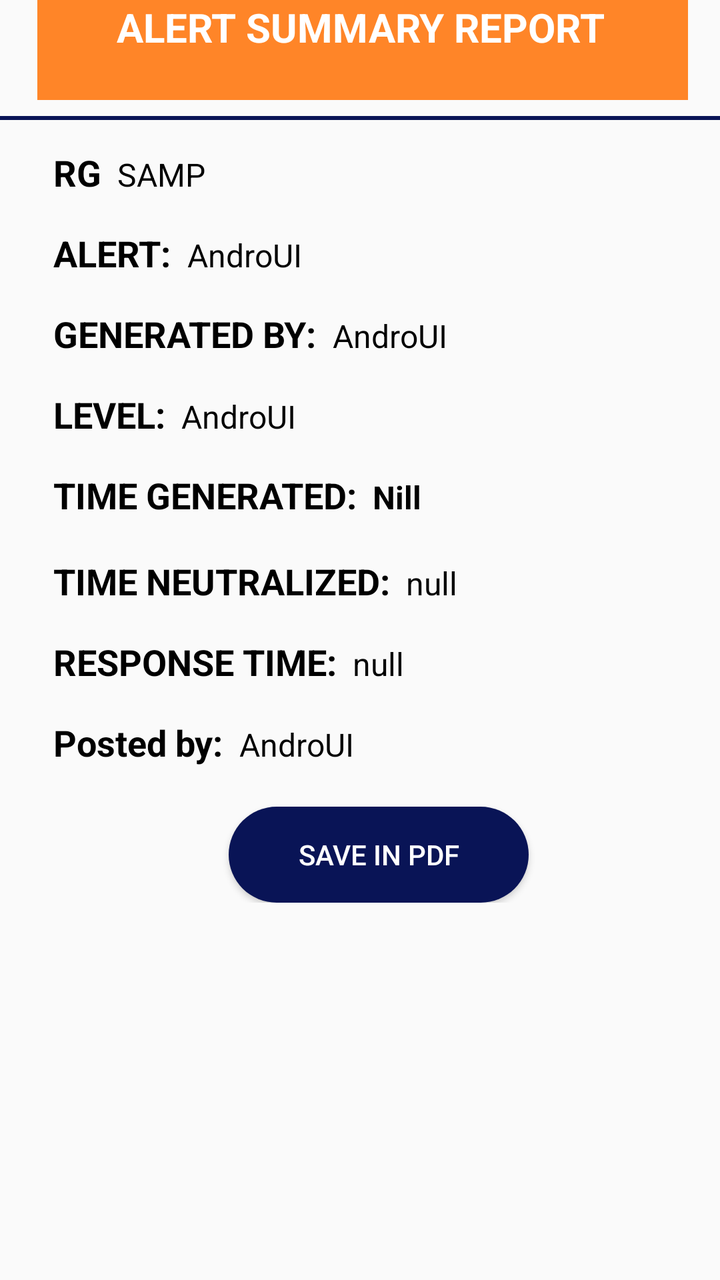
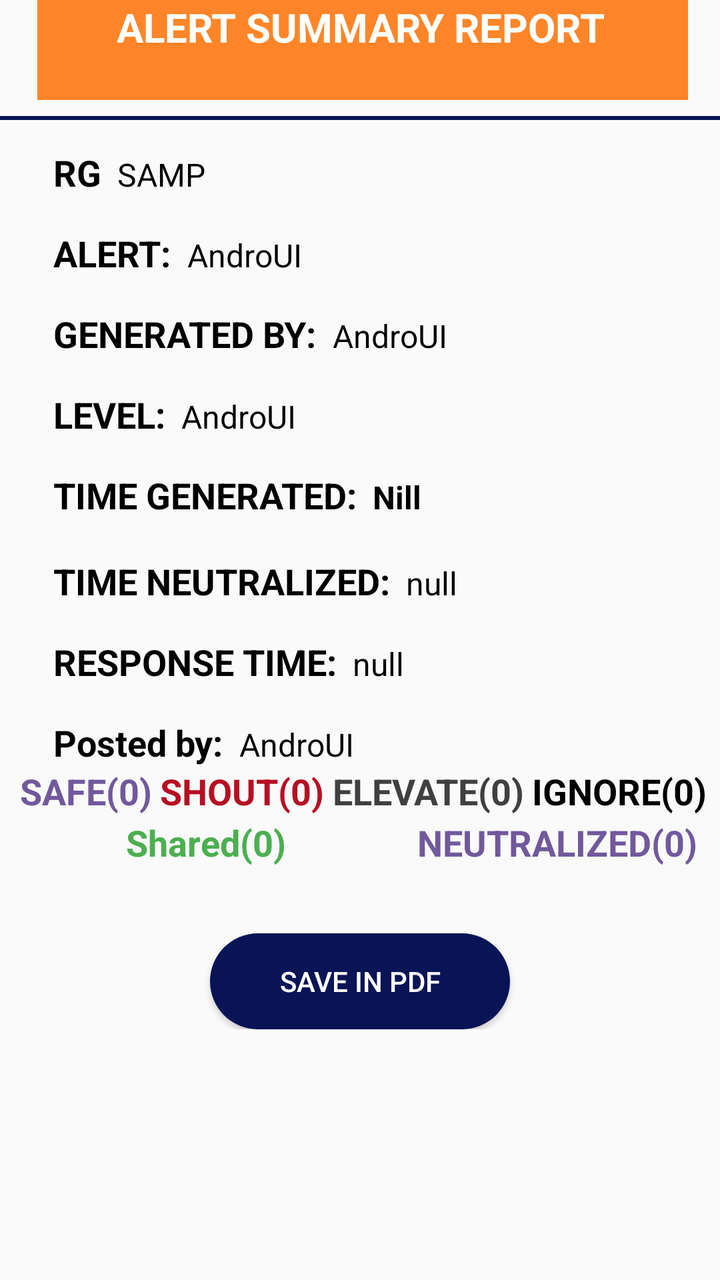

Two renders of the same Android screen: before a commit and after it. Below are the layout's source before the change and the commit's diff.
<!-- AndroidManifest.xml: application theme AppTheme -->
<!-- res/layout/activity_summary_report.xml -->
<?xml version="1.0" encoding="utf-8"?>
<RelativeLayout android:layout_width="wrap_content"
    android:layout_height="match_parent"
    xmlns:app="http://schemas.android.com/apk/res-auto"
    xmlns:tools="http://schemas.android.com/tools"
    android:id="@+id/relation"
    android:gravity="center_vertical"
    android:visibility="visible"
    xmlns:android="http://schemas.android.com/apk/res/android">

            <ScrollView
                android:layout_width="match_parent"
                android:id="@+id/scrollView"
                android:layout_height="match_parent"
                app:layout_constraintHorizontal_bias="0.0"
                tools:context=".MainActivity">


                <androidx.constraintlayout.widget.ConstraintLayout
                    android:layout_width="match_parent"
                    android:layout_height="wrap_content"
                    android:layout_marginTop="@dimen/_20sdp"
                    app:layout_constraintBottom_toBottomOf="parent"
                    app:layout_constraintHorizontal_bias="0.5"
                    app:layout_constraintTop_toTopOf="parent"
                    tools:layout_editor_absoluteY="1dp">


                    <androidx.constraintlayout.widget.Guideline
                        android:id="@+id/guideline"
                        android:layout_width="wrap_content"
                        android:layout_height="wrap_content"
                        android:orientation="vertical"
                        app:layout_constraintGuide_percent="0.052083332" />

                    <androidx.constraintlayout.widget.Guideline
                        android:id="@+id/guideline2"
                        android:layout_width="wrap_content"
                        android:layout_height="wrap_content"
                        android:orientation="vertical"
                        app:layout_constraintGuide_percent="0.9557292" />

                    <View
                        android:id="@+id/view"
                        android:layout_width="0dp"
                        android:layout_height="50dp"
                        android:background="@color/colorAccent"
                        app:layout_constraintBottom_toTopOf="@+id/view2"
                        app:layout_constraintEnd_toStartOf="@+id/guideline2"
                        app:layout_constraintHorizontal_bias="0.5"
                        app:layout_constraintStart_toStartOf="@+id/guideline"
                        app:layout_constraintTop_toTopOf="parent" />

                    <TextView
                        android:id="@+id/textView"
                        android:layout_width="match_parent"
                        android:layout_height="wrap_content"
                        android:layout_marginTop="32dp"
                        android:gravity="center_horizontal"
                        android:text="John Doe"
                        android:visibility="gone"
                        android:textAlignment="center"
                        android:paddingTop="@dimen/_10sdp"
                        android:textColor="@android:color/white"
                        android:textSize="20sp"
                        android:textStyle="bold"
                        app:layout_constraintEnd_toStartOf="@+id/view"
                        app:layout_constraintHorizontal_bias="0.504"
                        app:layout_constraintStart_toEndOf="@+id/view"
                        app:layout_constraintTop_toTopOf="parent" />

                    <TextView
                        android:id="@+id/textVie"
                        android:layout_width="match_parent"
                        android:layout_height="wrap_content"
                        android:gravity="center_horizontal"
                        android:text="ALERT SUMMARY REPORT"
                        android:textAlignment="center"
                        android:textColor="@android:color/white"
                        android:textSize="20sp"
                        android:paddingTop="@dimen/_10sdp"
                        android:layout_marginTop="@dimen/_20sdp"
                        android:textStyle="bold"
                        app:layout_constraintEnd_toStartOf="@+id/view"
                        app:layout_constraintHorizontal_bias="0.5"
                        app:layout_constraintStart_toEndOf="@+id/view"
                        tools:ignore="MissingConstraints"
                        tools:layout_editor_absoluteY="1dp" />

                    <View
                        android:id="@+id/view2"
                        android:layout_width="0dp"
                        android:layout_height="2dp"
                        android:layout_marginTop="8dp"
                        android:background="@color/colorPrimaryDark"
                        app:layout_constraintEnd_toEndOf="parent"
                        app:layout_constraintStart_toStartOf="parent"
                        app:layout_constraintTop_toBottomOf="@+id/view" />

                    <TextView
                        android:id="@+id/textView6"
                        android:layout_width="wrap_content"
                        android:layout_height="wrap_content"
                        android:layout_marginStart="8dp"
                        android:layout_marginTop="16dp"
                        android:text="RG"
                        android:textColor="@android:color/black"
                        android:textSize="18sp"
                        android:textStyle="bold"
                        app:layout_constraintStart_toStartOf="@+id/guideline"
                        app:layout_constraintTop_toTopOf="@+id/view2" />

                    <TextView
                        android:id="@+id/textView7"
                        android:layout_width="wrap_content"
                        android:layout_height="wrap_content"
                        android:layout_marginStart="8dp"
                        android:layout_marginLeft="8dp"
                        android:text="SAMP"
                        android:textColor="@android:color/black"
                        android:textSize="16sp"
                        app:layout_constraintBaseline_toBaselineOf="@+id/textView6"
                        app:layout_constraintStart_toEndOf="@+id/textView6" />

                    <TextView
                        android:id="@+id/textView8"
                        android:layout_width="wrap_content"
                        android:layout_height="wrap_content"
                        android:layout_marginStart="8dp"
                        android:layout_marginLeft="8dp"
                        android:layout_marginTop="16dp"
                        android:text="ALERT:"
                        android:textColor="@android:color/black"
                        android:textSize="18sp"
                        android:textStyle="bold"
                        app:layout_constraintStart_toStartOf="@+id/guideline"
                        app:layout_constraintTop_toBottomOf="@+id/textView6" />

                    <TextView
                        android:id="@+id/textView9"
                        android:layout_width="wrap_content"
                        android:layout_height="wrap_content"
                        android:layout_marginStart="8dp"
                        android:layout_marginLeft="8dp"
                        android:text="AndroUI"
                        android:textColor="@android:color/black"
                        android:textSize="16sp"
                        app:layout_constraintBaseline_toBaselineOf="@+id/textView8"
                        app:layout_constraintStart_toEndOf="@+id/textView8" />

                    <TextView
                        android:id="@+id/textView20"
                        android:layout_width="wrap_content"
                        android:layout_height="wrap_content"
                        android:layout_marginStart="8dp"
                        android:layout_marginTop="16dp"
                        android:text="GENERATED BY:"
                        android:textColor="@android:color/black"
                        android:textSize="18sp"
                        android:textStyle="bold"
                        app:layout_constraintStart_toStartOf="@+id/guideline"
                        app:layout_constraintTop_toBottomOf="@+id/textView8" />

                    <TextView
                        android:id="@+id/textView21"
                        android:layout_width="wrap_content"
                        android:layout_height="wrap_content"
                        android:layout_marginStart="8dp"
                        android:layout_marginLeft="8dp"
                        android:text="AndroUI"
                        android:textColor="@android:color/black"
                        android:textSize="16sp"
                        app:layout_constraintBaseline_toBaselineOf="@+id/textView20"
                        app:layout_constraintStart_toEndOf="@+id/textView20" />

                    <TextView
                        android:id="@+id/textView13"
                        android:layout_width="wrap_content"
                        android:layout_height="wrap_content"
                        android:layout_marginStart="8dp"
                        android:layout_marginTop="16dp"
                        android:text="LEVEL:"
                        android:textColor="@android:color/black"
                        android:textSize="18sp"
                        android:textStyle="bold"
                        app:layout_constraintStart_toStartOf="@+id/guideline"
                        app:layout_constraintTop_toBottomOf="@+id/textView20" />

                    <TextView
                        android:id="@+id/textView15"
                        android:layout_width="wrap_content"
                        android:layout_height="wrap_content"
                        android:layout_marginStart="8dp"
                        android:layout_marginLeft="8dp"
                        android:text="AndroUI"
                        android:textColor="@android:color/black"
                        android:textSize="16sp"
                        app:layout_constraintBaseline_toBaselineOf="@+id/textView13"
                        app:layout_constraintStart_toEndOf="@+id/textView13" />

                    <TextView
                        android:id="@+id/textView10"
                        android:layout_width="wrap_content"
                        android:layout_height="27dp"
                        android:layout_marginStart="8dp"
                        android:layout_marginTop="16dp"
                        android:text="TIME GENERATED:"
                        android:textColor="@android:color/black"
                        android:textSize="18sp"
                        android:textStyle="bold"
                        app:layout_constraintStart_toStartOf="@+id/guideline"
                        app:layout_constraintTop_toBottomOf="@+id/textView13" />

                    <TextView
                        android:id="@+id/textView11"
                        android:layout_width="wrap_content"
                        android:layout_height="wrap_content"
                        android:layout_marginStart="8dp"
                        android:layout_marginLeft="8dp"
                        android:text="Nill"
                        android:textColor="@android:color/black"
                        android:textSize="16sp"
                        android:textStyle="bold"
                        app:layout_constraintBaseline_toBaselineOf="@+id/textView10"
                        app:layout_constraintStart_toEndOf="@+id/textView10" />
                    <TextView
                        android:id="@+id/textView22"
                        android:layout_width="wrap_content"
                        android:layout_height="wrap_content"
                        android:layout_marginStart="8dp"
                        android:layout_marginLeft="8dp"
                        android:layout_marginTop="16dp"
                        android:text="TIME NEUTRALIZED:"
                        android:textColor="@android:color/black"
                        android:textSize="18sp"
                        android:textStyle="bold"
                        app:layout_constraintStart_toStartOf="@+id/guideline"
                        app:layout_constraintTop_toBottomOf="@+id/textView10" />

                    <TextView
                        android:id="@+id/textView23"
                        android:layout_width="wrap_content"
                        android:layout_height="wrap_content"
                        android:layout_marginStart="8dp"
                        android:layout_marginLeft="8dp"
                        android:text="null"
                        android:textColor="@android:color/black"
                        android:textSize="16sp"
                        app:layout_constraintBaseline_toBaselineOf="@+id/textView22"
                        app:layout_constraintStart_toEndOf="@+id/textView22" />



                    <TextView
                        android:id="@+id/textView25"
                        android:layout_width="wrap_content"
                        android:layout_height="wrap_content"
                        android:layout_marginStart="8dp"
                        android:layout_marginLeft="8dp"
                        android:layout_marginTop="16dp"
                        android:text="RESPONSE TIME:"
                        android:textColor="@android:color/black"
                        android:textSize="18sp"
                        android:textStyle="bold"
                        app:layout_constraintStart_toStartOf="@+id/guideline"
                        app:layout_constraintTop_toBottomOf="@+id/textView22" />

                    <TextView
                        android:id="@+id/textView26"
                        android:layout_width="wrap_content"
                        android:layout_height="wrap_content"
                        android:layout_marginStart="8dp"
                        android:layout_marginLeft="8dp"
                        android:text="null"
                        android:textColor="@android:color/black"
                        android:textSize="16sp"
                        app:layout_constraintBaseline_toBaselineOf="@+id/textView25"
                        app:layout_constraintStart_toEndOf="@+id/textView25" />


                    <TextView
                        android:id="@+id/textView27"
                        android:layout_width="wrap_content"
                        android:layout_height="wrap_content"
                        android:layout_marginStart="8dp"
                        android:layout_marginLeft="8dp"
                        android:layout_marginTop="16dp"
                        android:text="Posted by:"
                        android:textColor="@android:color/black"
                        android:textSize="18sp"
                        android:textStyle="bold"
                        app:layout_constraintStart_toStartOf="@+id/guideline"
                        app:layout_constraintTop_toBottomOf="@+id/textView25" />

                    <TextView
                        android:id="@+id/textView28"
                        android:layout_width="wrap_content"
                        android:layout_height="wrap_content"
                        android:layout_marginStart="8dp"
                        android:layout_marginLeft="8dp"
                        android:text="AndroUI"
                        android:textColor="@android:color/black"
                        android:textSize="16sp"
                        app:layout_constraintBaseline_toBaselineOf="@+id/textView27"
                        app:layout_constraintStart_toEndOf="@+id/textView27" />


                    <Button
                        android:id="@+id/generate"
                        android:layout_width="150dp"
                        android:layout_height="wrap_content"
                        android:layout_marginStart="8dp"
                        android:layout_marginTop="20sp"
                        android:layout_marginEnd="8dp"
                        android:background="@drawable/button_shape"
                        android:text="Save in PDF"
                        android:textColor="@android:color/white"
                        app:layout_constraintEnd_toEndOf="parent"

                        app:layout_constraintStart_toStartOf="@+id/guideline"
                        app:layout_constraintTop_toBottomOf="@+id/textView27"
                        />


                    <ImageButton
                        android:id="@+id/imageButton3"
                        android:layout_width="wrap_content"
                        android:layout_height="wrap_content"
                        android:layout_marginTop="8dp"
                        android:visibility="gone"
                        android:background="@android:color/transparent"
                        app:layout_constraintBottom_toBottomOf="@+id/imageButton4"
                        app:layout_constraintEnd_toStartOf="@+id/imageButton4"
                        app:layout_constraintHorizontal_bias="0.5"
                        app:layout_constraintHorizontal_chainStyle="spread"
                        app:layout_constraintStart_toEndOf="@+id/guideline"
                        app:layout_constraintTop_toTopOf="@+id/imageButton4"
                        app:srcCompat="@drawable/ic_twitter"
                        tools:ignore="VectorDrawableCompat" />

                    <ImageButton
                        android:id="@+id/imageButton4"
                        android:layout_width="wrap_content"
                        android:layout_height="wrap_content"
                        android:layout_marginTop="250dp"
                        android:visibility="gone"
                        android:background="@android:color/transparent"
                        app:layout_constraintEnd_toStartOf="@+id/imageButton5"
                        app:layout_constraintHorizontal_bias="0.5"
                        app:layout_constraintStart_toEndOf="@+id/imageButton3"
                        app:layout_constraintTop_toTopOf="@+id/view2"
                        app:srcCompat="@drawable/ic_android"
                        tools:ignore="VectorDrawableCompat" />

                    <ImageButton
                        android:id="@+id/imageButton5"
                        android:layout_width="wrap_content"
                        android:layout_height="wrap_content"
                        android:layout_marginTop="8dp"
                        android:visibility="gone"
                        android:background="@android:color/transparent"
                        app:layout_constraintBottom_toBottomOf="@+id/imageButton4"
                        app:layout_constraintEnd_toStartOf="@+id/guideline2"
                        app:layout_constraintHorizontal_bias="0.5"
                        app:layout_constraintStart_toEndOf="@+id/imageButton4"
                        app:layout_constraintTop_toTopOf="@+id/imageButton4"
                        app:srcCompat="@drawable/ic_apps"
                        tools:ignore="VectorDrawableCompat" />
                </androidx.constraintlayout.widget.ConstraintLayout>
            </ScrollView>
    </RelativeLayout>
<!-- resources referenced by this layout -->
<resources>
  <color name="colorAccent">#ff8528</color>
  <color name="colorPrimaryDark">#091456</color>
  <!-- drawable button_shape (drawable) -->
  <?xml version="1.0" encoding="utf-8"?>
  <shape xmlns:android="http://schemas.android.com/apk/res/android"
      android:shape="rectangle">
  
      <corners android:radius="25dp" />
  
      <solid android:color="@color/colorPrimary" />
  
  </shape>
  <!-- drawable ic_android (drawable) -->
  <vector xmlns:android="http://schemas.android.com/apk/res/android"
          android:width="50dp"
          android:height="50dp"
          android:viewportWidth="24.0"
          android:viewportHeight="24.0">
      <path
          android:fillColor="#ffffff"
          android:pathData="M6,18c0,0.55 0.45,1 1,1h1v3.5c0,0.83 0.67,1.5 1.5,1.5s1.5,-0.67 1.5,-1.5L11,19h2v3.5c0,0.83 0.67,1.5 1.5,1.5s1.5,-0.67 1.5,-1.5L16,19h1c0.55,0 1,-0.45 1,-1L18,8L6,8v10zM3.5,8C2.67,8 2,8.67 2,9.5v7c0,0.83 0.67,1.5 1.5,1.5S5,17.33 5,16.5v-7C5,8.67 4.33,8 3.5,8zM20.5,8c-0.83,0 -1.5,0.67 -1.5,1.5v7c0,0.83 0.67,1.5 1.5,1.5s1.5,-0.67 1.5,-1.5v-7c0,-0.83 -0.67,-1.5 -1.5,-1.5zM15.53,2.16l1.3,-1.3c0.2,-0.2 0.2,-0.51 0,-0.71 -0.2,-0.2 -0.51,-0.2 -0.71,0l-1.48,1.48C13.85,1.23 12.95,1 12,1c-0.96,0 -1.86,0.23 -2.66,0.63L7.85,0.15c-0.2,-0.2 -0.51,-0.2 -0.71,0 -0.2,0.2 -0.2,0.51 0,0.71l1.31,1.31C6.97,3.26 6,5.01 6,7h12c0,-1.99 -0.97,-3.75 -2.47,-4.84zM10,5L9,5L9,4h1v1zM15,5h-1L14,4h1v1z"/>
  </vector>
  <!-- drawable ic_apps (drawable) -->
  <vector xmlns:android="http://schemas.android.com/apk/res/android"
          android:width="50dp"
          android:height="50dp"
          android:viewportWidth="24.0"
          android:viewportHeight="24.0">
      <path
          android:fillColor="#ffffff"
          android:pathData="M4,8h4L8,4L4,4v4zM10,20h4v-4h-4v4zM4,20h4v-4L4,16v4zM4,14h4v-4L4,10v4zM10,14h4v-4h-4v4zM16,4v4h4L20,4h-4zM10,8h4L14,4h-4v4zM16,14h4v-4h-4v4zM16,20h4v-4h-4v4z"/>
  </vector>
  <style name="AppTheme" parent="Theme.AppCompat.Light.DarkActionBar">
          
          <item name="colorPrimary">@color/colorPrimary</item>
          <item name="colorPrimaryDark">@color/colorPrimaryDark</item>
          <item name="colorAccent">@color/colorAccent</item>
      </style>
  <color name="colorPrimary">#091456</color>
  <!-- unchanged entries left out for length: 1 -->
</resources>

<!-- the commit's change to res/layout/activity_summary_report.xml (unified diff, before → after) -->
@@ -57,13 +57,13 @@
                         android:layout_height="wrap_content"
                         android:layout_marginTop="32dp"
                         android:gravity="center_horizontal"
+                        android:paddingTop="@dimen/_10sdp"
                         android:text="John Doe"
-                        android:visibility="gone"
                         android:textAlignment="center"
-                        android:paddingTop="@dimen/_10sdp"
                         android:textColor="@android:color/white"
                         android:textSize="20sp"
                         android:textStyle="bold"
+                        android:visibility="gone"
                         app:layout_constraintEnd_toStartOf="@+id/view"
                         app:layout_constraintHorizontal_bias="0.504"
                         app:layout_constraintStart_toEndOf="@+id/view"
@@ -73,13 +73,13 @@
                         android:id="@+id/textVie"
                         android:layout_width="match_parent"
                         android:layout_height="wrap_content"
+                        android:layout_marginTop="@dimen/_20sdp"
                         android:gravity="center_horizontal"
+                        android:paddingTop="@dimen/_10sdp"
                         android:text="ALERT SUMMARY REPORT"
                         android:textAlignment="center"
                         android:textColor="@android:color/white"
                         android:textSize="20sp"
-                        android:paddingTop="@dimen/_10sdp"
-                        android:layout_marginTop="@dimen/_20sdp"
                         android:textStyle="bold"
                         app:layout_constraintEnd_toStartOf="@+id/view"
                         app:layout_constraintHorizontal_bias="0.5"
@@ -223,6 +223,7 @@
                         android:textStyle="bold"
                         app:layout_constraintBaseline_toBaselineOf="@+id/textView10"
                         app:layout_constraintStart_toEndOf="@+id/textView10" />
+
                     <TextView
                         android:id="@+id/textView22"
                         android:layout_width="wrap_content"
@@ -250,7 +251,6 @@
                         app:layout_constraintStart_toEndOf="@+id/textView22" />
 
 
-
                     <TextView
                         android:id="@+id/textView25"
                         android:layout_width="wrap_content"
@@ -305,30 +305,13 @@
                         app:layout_constraintStart_toEndOf="@+id/textView27" />
 
 
-                    <Button
-                        android:id="@+id/generate"
-                        android:layout_width="150dp"
-                        android:layout_height="wrap_content"
-                        android:layout_marginStart="8dp"
-                        android:layout_marginTop="20sp"
-                        android:layout_marginEnd="8dp"
-                        android:background="@drawable/button_shape"
-                        android:text="Save in PDF"
-                        android:textColor="@android:color/white"
-                        app:layout_constraintEnd_toEndOf="parent"
-
-                        app:layout_constraintStart_toStartOf="@+id/guideline"
-                        app:layout_constraintTop_toBottomOf="@+id/textView27"
-                        />
-
-
                     <ImageButton
                         android:id="@+id/imageButton3"
                         android:layout_width="wrap_content"
                         android:layout_height="wrap_content"
                         android:layout_marginTop="8dp"
+                        android:background="@android:color/transparent"
                         android:visibility="gone"
-                        android:background="@android:color/transparent"
                         app:layout_constraintBottom_toBottomOf="@+id/imageButton4"
                         app:layout_constraintEnd_toStartOf="@+id/imageButton4"
                         app:layout_constraintHorizontal_bias="0.5"
@@ -343,8 +326,8 @@
                         android:layout_width="wrap_content"
                         android:layout_height="wrap_content"
                         android:layout_marginTop="250dp"
+                        android:background="@android:color/transparent"
                         android:visibility="gone"
-                        android:background="@android:color/transparent"
                         app:layout_constraintEnd_toStartOf="@+id/imageButton5"
                         app:layout_constraintHorizontal_bias="0.5"
                         app:layout_constraintStart_toEndOf="@+id/imageButton3"
@@ -352,18 +335,127 @@
                         app:srcCompat="@drawable/ic_android"
                         tools:ignore="VectorDrawableCompat" />
 
+
+                    <LinearLayout
+                        android:id="@+id/actions"
+                        android:layout_width="match_parent"
+                        android:layout_height="wrap_content"
+                        android:layout_marginTop="@dimen/_20sdp"
+
+                        android:orientation="horizontal"
+                        android:weightSum="1"
+                        app:layout_constraintEnd_toEndOf="parent"
+                        app:layout_constraintStart_toStartOf="@+id/guideline"
+                        app:layout_constraintTop_toBottomOf="@+id/textView27">
+
+                        <TextView
+                            android:id="@+id/safe"
+                            android:layout_width="wrap_content"
+                            android:layout_height="wrap_content"
+                            android:layout_marginStart="8dp"
+                            android:layout_weight=".2"
+                            android:gravity="center"
+                            android:text="SAFE(0)"
+                            android:textColor="@color/safe"
+                            android:textSize="18sp"
+                            android:textStyle="bold" />
+
+                        <TextView
+                            android:id="@+id/shouts"
+                            android:layout_width="wrap_content"
+                            android:layout_height="wrap_content"
+                            android:layout_weight=".2"
+                            android:gravity="center"
+                            android:text="SHOUT(0)"
+                            android:textColor="@color/error"
+                            android:textSize="18sp"
+                            android:textStyle="bold" />
+
+                        <TextView
+                            android:id="@+id/elevate"
+                            android:layout_width="wrap_content"
+                            android:layout_height="wrap_content"
+                            android:layout_weight=".2"
+                            android:gravity="center"
+                            android:text="ELEVATE(0)"
+                            android:textColor="@color/elevate"
+                            android:textSize="18sp"
+                            android:textStyle="bold" />
+
+                        <TextView
+                            android:id="@+id/ignore"
+                            android:layout_width="wrap_content"
+                            android:layout_height="wrap_content"
+                            android:layout_weight=".2"
+                            android:gravity="center"
+                            android:text="IGNORE(0)"
+                            android:textColor="@android:color/black"
+                            android:textSize="18sp"
+                            android:textStyle="bold" />
+                    </LinearLayout>
+
+                    <LinearLayout
+                        android:id="@+id/layar2"
+                        android:layout_width="match_parent"
+                        android:layout_height="wrap_content"
+                        android:layout_marginTop="@dimen/_20sdp"
+                        android:orientation="horizontal"
+                        android:weightSum="1"
+                        app:layout_constraintEnd_toEndOf="parent"
+                        app:layout_constraintHorizontal_bias="0.5"
+                        app:layout_constraintHorizontal_chainStyle="spread"
+                        app:layout_constraintStart_toStartOf="parent"
+                        app:layout_constraintTop_toBottomOf="@+id/actions">
+
+                        <TextView
+                            android:id="@+id/share"
+                            android:layout_width="wrap_content"
+                            android:layout_height="wrap_content"
+                            android:layout_marginStart="8dp"
+                            android:layout_weight=".5"
+                            android:gravity="center"
+                            android:text="Shared(0)"
+                            android:textColor="@color/success"
+                            android:textSize="18sp"
+                            android:textStyle="bold" />
+
+                        <TextView
+                            android:id="@+id/neutralized"
+                            android:layout_width="53dp"
+                            android:layout_height="27dp"
+                            android:layout_weight=".5"
+                            android:gravity="center"
+                            android:text="NEUTRALIZED(0)"
+                            android:textColor="@color/safe"
+                            android:textSize="18sp"
+                            android:textStyle="bold"
+                            app:layout_constraintStart_toStartOf="@+id/guideline"
+                            app:layout_constraintTop_toBottomOf="@+id/textView13" />
+                    </LinearLayout>
+
+                    <Button
+                        android:id="@+id/generate"
+                        android:layout_width="150dp"
+                        android:layout_height="wrap_content"
+                        android:layout_marginTop="32dp"
+                        android:background="@drawable/button_shape"
+                        android:text="Save in PDF"
+                        android:textColor="@android:color/white"
+                        app:layout_constraintEnd_toEndOf="parent"
+                        app:layout_constraintHorizontal_bias="0.5"
+
+                        app:layout_constraintHorizontal_chainStyle="spread"
+                        app:layout_constraintStart_toStartOf="parent"
+                        app:layout_constraintTop_toBottomOf="@+id/layar2" />
+
                     <ImageButton
                         android:id="@+id/imageButton5"
                         android:layout_width="wrap_content"
                         android:layout_height="wrap_content"
                         android:layout_marginTop="8dp"
+                        android:background="@android:color/transparent"
                         android:visibility="gone"
-                        android:background="@android:color/transparent"
-                        app:layout_constraintBottom_toBottomOf="@+id/imageButton4"
-                        app:layout_constraintEnd_toStartOf="@+id/guideline2"
-                        app:layout_constraintHorizontal_bias="0.5"
-                        app:layout_constraintStart_toEndOf="@+id/imageButton4"
-                        app:layout_constraintTop_toTopOf="@+id/imageButton4"
+
                         app:srcCompat="@drawable/ic_apps"
                         tools:ignore="VectorDrawableCompat" />
                 </androidx.constraintlayout.widget.ConstraintLayout>
<!-- resource entries referenced after the edit -->
@@ -2,6 +2,10 @@
 <resources>
   <color name="colorAccent">#ff8528</color>
   <color name="colorPrimaryDark">#091456</color>
+  <color name="elevate">#EB302F32</color>
+  <color name="error">#B60F23</color>
+  <color name="safe">#71599C</color>
+  <color name="success">#4CAF50</color>
   <!-- drawable button_shape (drawable) -->
   <?xml version="1.0" encoding="utf-8"?>
   <shape xmlns:android="http://schemas.android.com/apk/res/android"
